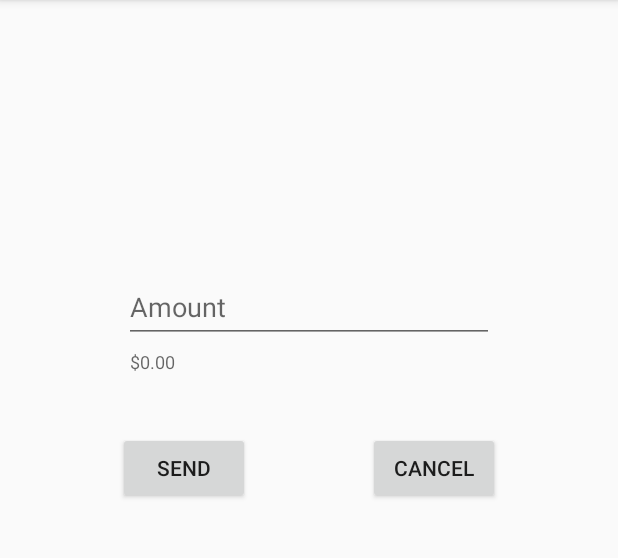
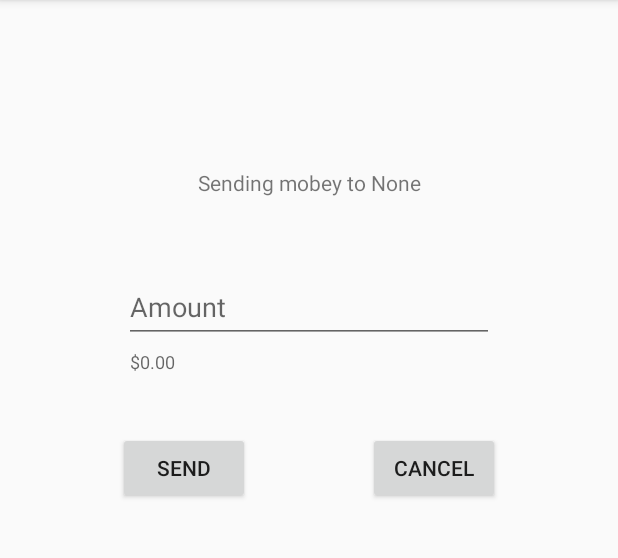
Before and after one commit to anilj95/NevigationComponentSample, an Android app: the SpecifyAmountFragment screen opened through its navigation route, on a phone screen of 412 x 824 dp, the part 84-642 px from its top. Run offline under Robolectric (Android 15) with nearby library versions, the phone set to English and light mode, and no system bars.

```diff
--- a/app/src/main/java/com/example/nevigationcomponentsample/SpecifyAmountFragment.kt
+++ b/app/src/main/java/com/example/nevigationcomponentsample/SpecifyAmountFragment.kt
@@ -2,18 +2,32 @@ package com.example.nevigationcomponentsample
 
 
 import android.os.Bundle
+import android.os.IBinder
+import android.text.TextUtils
 import androidx.fragment.app.Fragment
 import android.view.LayoutInflater
 import android.view.View
 import android.view.ViewGroup
 import android.widget.Button
+import android.widget.TextView
+import androidx.core.os.bundleOf
 import androidx.navigation.NavController
 import androidx.navigation.Navigation
+import kotlinx.android.synthetic.main.fragment_chose_receipient.*
+import kotlinx.android.synthetic.main.fragment_specify_amount.*
+import java.math.BigDecimal
 
 
 class SpecifyAmountFragment : Fragment(), View.OnClickListener {
 
     lateinit var navController: NavController
+    lateinit var str: String
+
+    override fun onCreate(savedInstanceState: Bundle?) {
+        super.onCreate(savedInstanceState)
+
+        str = requireArguments().getString("recipient")!!
+    }
 
     override fun onCreateView(
         inflater: LayoutInflater, container: ViewGroup?,
@@ -29,14 +43,34 @@ class SpecifyAmountFragment : Fragment(), View.OnClickListener {
         navController = Navigation.findNavController(view)
         view.findViewById<Button>(R.id.send_btn).setOnClickListener(this)
         view.findViewById<Button>(R.id.cancel_btn).setOnClickListener(this)
+
+        val message = "Sending mobey to $str"
+        view.findViewById<TextView>(R.id.recipient).text = message
     }
 
     override fun onClick(v: View?) {
 
         when (v!!.id) {
 
-              R.id.send_btn -> navController.navigate(R.id.action_specifyAmountFragment_to_confirmationFragment)
-              R.id.cancel_btn -> activity!!.onBackPressed()
+
+            R.id.send_btn -> {
+
+                if (!TextUtils.isEmpty(input_amount.text.toString())) {
+
+                    val amount = Money(BigDecimal(input_amount.text.toString()))
+                    val bundle = bundleOf(
+                        "recipient" to str,
+                        "amount" to amount
+                    )
+
+                    navController.navigate(
+                        R.id.action_specifyAmountFragment_to_confirmationFragment,
+                        bundle
+                    )
+                }
+
+            }
+            R.id.cancel_btn -> activity!!.onBackPressed()
         }
     }
 }
--- a/app/src/main/res/navigation/nav_graph.xml
+++ b/app/src/main/res/navigation/nav_graph.xml
@@ -9,64 +9,78 @@
         android:id="@+id/mainFragment"
         android:name="com.example.nevigationcomponentsample.MainFragment"
         android:label="fragment_main"
-        tools:layout="@layout/fragment_main" >
+        tools:layout="@layout/fragment_main">
         <action
             android:id="@+id/action_mainFragment_to_viewTransactionFragment"
             app:destination="@id/viewTransactionFragment"
-            app:popEnterAnim="@anim/slide_in_left"
-            app:popExitAnim="@anim/slide_out_right"
             app:enterAnim="@anim/slide_in_right"
             app:exitAnim="@anim/slide_out_left"
-            />
+            app:popEnterAnim="@anim/slide_in_left"
+            app:popExitAnim="@anim/slide_out_right" />
 
         <action
             android:id="@+id/action_mainFragment_to_choseReceipientFragment"
             app:destination="@id/choseReceipientFragment"
+            app:enterAnim="@anim/slide_in_right"
+            app:exitAnim="@anim/slide_out_left"
             app:popEnterAnim="@anim/slide_in_left"
-            app:popExitAnim="@anim/slide_out_right"
-            app:enterAnim="@anim/slide_in_right"
-            app:exitAnim="@anim/slide_out_left"/>
+            app:popExitAnim="@anim/slide_out_right" />
 
         <action
             android:id="@+id/action_mainFragment_to_viewBalanceFragment"
             app:destination="@id/viewBalanceFragment"
+            app:enterAnim="@anim/slide_in_right"
+            app:exitAnim="@anim/slide_out_left"
             app:popEnterAnim="@anim/slide_in_left"
-            app:popExitAnim="@anim/slide_out_right"
-            app:enterAnim="@anim/slide_in_right"
-            app:exitAnim="@anim/slide_out_left"/>
+            app:popExitAnim="@anim/slide_out_right" />
     </fragment>
 
 
     <fragment
         android:id="@+id/choseReceipientFragment"
         android:name="com.example.nevigationcomponentsample.ChoseReceipientFragment"
-        android:label="ChoseReceipientFragment" >
+        android:label="ChoseReceipientFragment">
         <action
             android:id="@+id/action_choseReceipientFragment_to_specifyAmountFragment"
             app:destination="@id/specifyAmountFragment"
+            app:enterAnim="@anim/slide_in_right"
+            app:exitAnim="@anim/slide_out_left"
             app:popEnterAnim="@anim/slide_in_left"
-            app:popExitAnim="@anim/slide_out_right"
-            app:enterAnim="@anim/slide_in_right"
-            app:exitAnim="@anim/slide_out_left"/>
+            app:popExitAnim="@anim/slide_out_right" />
     </fragment>
 
     <fragment
         android:id="@+id/confirmationFragment"
         android:name="com.example.nevigationcomponentsample.ConfirmationFragment"
         android:label="fragment_confirmation"
-        tools:layout="@layout/fragment_confirmation" />
+        tools:layout="@layout/fragment_confirmation">
+
+        <argument
+            android:name="recipient"
+            android:defaultValue="None" />
+        <argument
+            android:name="amount"
+            app:argType="com.example.nevigationcomponentsample.Money" />
+
+    </fragment>
+
+
+
     <fragment
         android:id="@+id/specifyAmountFragment"
         android:name="com.example.nevigationcomponentsample.SpecifyAmountFragment"
         android:label="fragment_specify_amount"
-        tools:layout="@layout/fragment_specify_amount" >
+        tools:layout="@layout/fragment_specify_amount">
+        <argument
+            android:name="recipient"
+            android:defaultValue="None" />
         <action
             android:id="@+id/action_specifyAmountFragment_to_confirmationFragment"
             app:destination="@id/confirmationFragment"
+            app:enterAnim="@anim/slide_in_right"
+            app:exitAnim="@anim/slide_out_left"
             app:popEnterAnim="@anim/slide_in_left"
-            app:popExitAnim="@anim/slide_out_right"
-            app:enterAnim="@anim/slide_in_right"
-            app:exitAnim="@anim/slide_out_left"/>
+            app:popExitAnim="@anim/slide_out_right" />
     </fragment>
 
     <fragment
```
Also changed, not shown: app/src/main/java/com/example/nevigationcomponentsample/ChoseReceipientFragment.kt (+11 -1 lines), app/src/main/java/com/example/nevigationcomponentsample/ConfirmationFragment.kt (+19 -0 lines), app/src/main/java/com/example/nevigationcomponentsample/Money.kt (added, +11 -0 lines).
